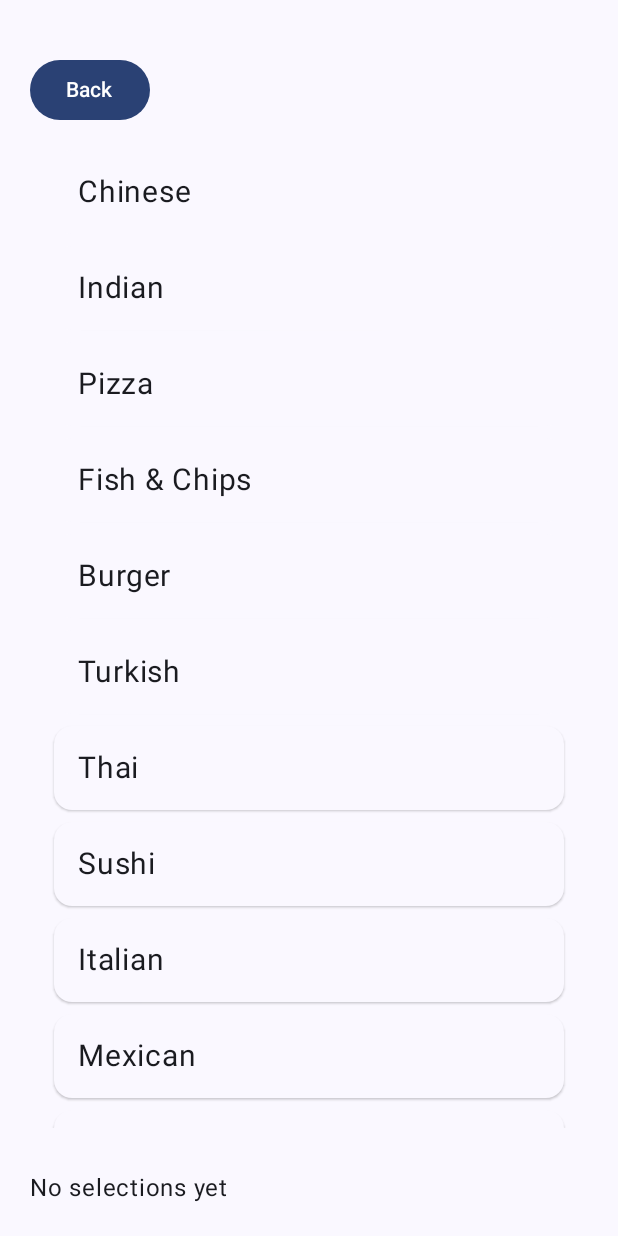
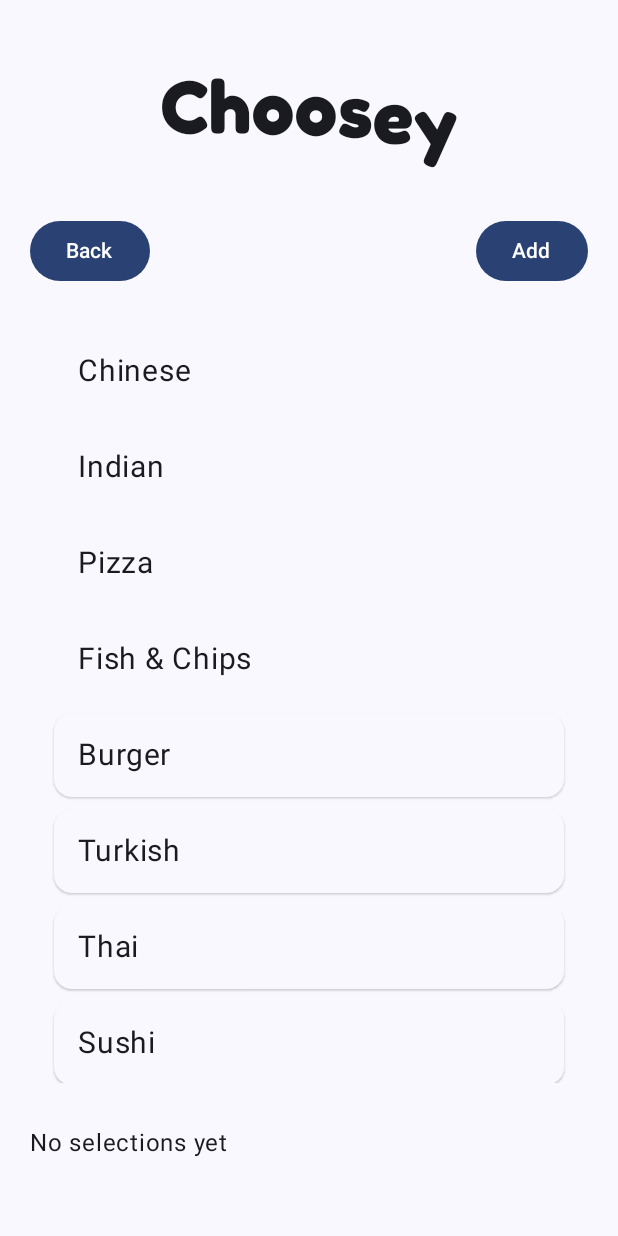
Before and after one commit to Holfve1/Choosey, an Android app built with Jetpack Compose: the screen it shows after launch (MainActivity), after a tap on "Edit Selection", on a phone screen of 412 x 824 dp. Run offline under Robolectric (Android 15) with nearby library versions, the phone set to English and light mode, and no system bars; 2 other taps on this screen came first.

Commit message:
add add button to selection page

```diff
--- a/app/src/main/java/com/example/choosey/SelectionScreen.kt
+++ b/app/src/main/java/com/example/choosey/SelectionScreen.kt
@@ -1,33 +1,41 @@
 package com.example.choosey
 
-import android.renderscript.ScriptGroup
-import androidx.compose.foundation.clickable
 import androidx.compose.foundation.layout.Arrangement
 import androidx.compose.foundation.layout.Box
 import androidx.compose.foundation.layout.Column
+import androidx.compose.foundation.layout.Row
+import androidx.compose.foundation.layout.Spacer
 import androidx.compose.foundation.layout.fillMaxSize
 import androidx.compose.foundation.layout.fillMaxWidth
+import androidx.compose.foundation.layout.height
 import androidx.compose.foundation.layout.padding
 import androidx.compose.foundation.lazy.LazyColumn
+import androidx.compose.foundation.lazy.items
+import androidx.compose.material3.AlertDialog
+import androidx.compose.material3.Button
 import androidx.compose.material3.Card
 import androidx.compose.material3.CardDefaults
+import androidx.compose.material3.MaterialTheme
 import androidx.compose.material3.Text
+import androidx.compose.material3.TextButton
+import androidx.compose.material3.TextField
 import androidx.compose.runtime.Composable
+import androidx.compose.runtime.getValue
+import androidx.compose.runtime.mutableStateListOf
+import androidx.compose.runtime.mutableStateOf
+import androidx.compose.runtime.remember
+import androidx.compose.runtime.setValue
+import androidx.compose.ui.Alignment
 import androidx.compose.ui.Modifier
+import androidx.compose.ui.graphics.Color
 import androidx.compose.ui.unit.dp
 import androidx.compose.ui.unit.sp
 import androidx.navigation.NavController
-import androidx.compose.foundation.lazy.items
-import androidx.compose.material3.MaterialTheme
-import androidx.compose.runtime.mutableStateListOf
-import androidx.compose.runtime.remember
-import androidx.compose.runtime.saveable.rememberSaveable
-import androidx.compose.ui.graphics.Color
-import androidx.compose.material3.Button
 
 @Composable
 fun SelectionScreen(navController: NavController, vm: ChooseyViewModel) {
-    val options = listOf(
+    val options = remember {
+        mutableStateListOf(
             "Chinese",
             "Indian",
             "Pizza",
@@ -44,18 +52,35 @@ fun SelectionScreen(navController: NavController, vm: ChooseyViewModel) {
             "Vietnamese",
             "Steakhouse"
         )
+    }
+
+    for (choice in vm.choices) {
+        if (choice !in options) options.add(choice)
+    }
+
+    var showAddDialog by remember { mutableStateOf(false) }
+    var newItem by remember { mutableStateOf("") }
 
     Column(
         modifier = Modifier
             .fillMaxSize()
-            .padding(20.dp)
+            .padding(start = 20.dp, top = 70.dp, end = 20.dp, bottom = 50.dp)
     ) {
-        Button(
-            onClick = { navController.popBackStack() },
-            modifier = Modifier.padding(top = 16.dp)
+        SpringyBouncingLetters(word = "Choosey")
+
+        Spacer(Modifier.height(12.dp))
+
+        Row(
+            modifier = Modifier.fillMaxWidth(),
+            verticalAlignment = Alignment.CenterVertically
         ) {
-            Text("Back")
+            Button(onClick = { navController.popBackStack() }) { Text("Back") }
+            Spacer(modifier = Modifier.weight(1f))
+            Button(onClick = { showAddDialog = true }) { Text("Add") }
         }
+
+        Spacer(Modifier.height(12.dp))
+
         Box(
             modifier = Modifier
                 .weight(1f)
@@ -101,4 +126,32 @@ fun SelectionScreen(navController: NavController, vm: ChooseyViewModel) {
             )
         }
     }
+
+    if (showAddDialog) {
+        AlertDialog(
+            onDismissRequest = { showAddDialog = false },
+            title = { Text("Add item") },
+            text = {
+                TextField(
+                    value = newItem,
+                    onValueChange = { newItem = it },
+                    singleLine = true
+                )
+            },
+            confirmButton = {
+                TextButton(onClick = {
+                    val t = newItem.trim()
+                    if (t.isNotEmpty()) options.add(t)
+                    newItem = ""
+                    showAddDialog = false
+                }) { Text("Add") }
+            },
+            dismissButton = {
+                TextButton(onClick = {
+                    newItem = ""
+                    showAddDialog = false
+                }) { Text("Cancel") }
             }
+        )
+    }
+}
```
Also changed, not shown: 1 other file. Lines whose indentation alone changed are shown as unchanged.
